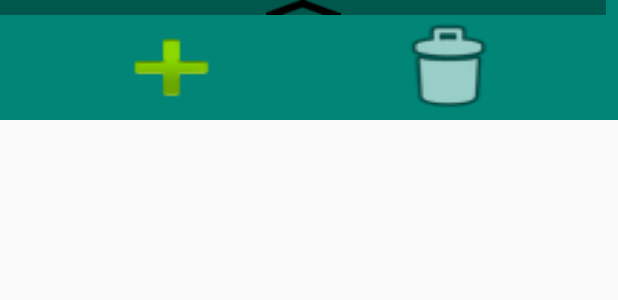
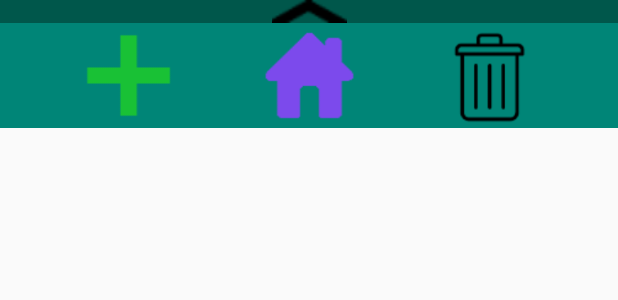
Before and after one commit to haydenjeanson/any_credit, an Android app: the layout bottom_action_bar.xml on its own in the app's theme, with its tools: preview values and no code run, on a phone screen of 412 x 824 dp. Shown: the top 300 px of the screen. Run offline under Robolectric (Android 15) with nearby library versions, the phone set to English and light mode, and no system bars.

Commit message:
Implemented delete store button and added unimplemented home button

```diff
--- a/app/src/main/res/layout/bottom_action_bar.xml
+++ b/app/src/main/res/layout/bottom_action_bar.xml
@@ -4,42 +4,53 @@
     xmlns:tools="http://schemas.android.com/tools"
     android:id="@+id/collapsingToolbarLayout"
     android:layout_width="match_parent"
-    android:layout_height="80dp"
+    android:layout_height="85dp"
     android:background="@color/colorPrimary"
     android:columnCount="3"
     android:rowCount="2"
-    app:behavior_peekHeight="10dp"
+    app:behavior_peekHeight="15dp"
     app:layout_behavior="com.google.android.material.bottomsheet.BottomSheetBehavior">
+
+    <Button
+        android:id="@+id/btn_home"
+        android:layout_width="70dp"
+        android:layout_height="70dp"
+        android:background="@drawable/home"
+        app:layout_constraintBottom_toBottomOf="parent"
+        app:layout_constraintEnd_toStartOf="@+id/btn_delStore"
+        app:layout_constraintStart_toEndOf="@+id/btn_addStore"
+        app:layout_constraintTop_toBottomOf="@+id/arrow_image"
+        app:layout_constraintVertical_bias="0.0" />
 
     <ImageView
         android:id="@+id/arrow_image"
         android:layout_width="match_parent"
         android:layout_height="wrap_content"
-        android:layout_marginEnd="8dp"
-        android:layout_marginRight="8dp"
         android:background="@color/colorPrimaryDark"
+        app:layout_constraintBottom_toTopOf="@+id/btn_delStore"
         app:layout_constraintEnd_toEndOf="parent"
-        app:srcCompat="@drawable/arrow" />
+        app:layout_constraintStart_toStartOf="parent"
+        app:layout_constraintTop_toTopOf="parent"
+        app:srcCompat="@drawable/arrow"
+        android:contentDescription="@string/arrow_to_pull"/>
 
     <Button
         android:id="@+id/btn_delStore"
-        android:layout_width="wrap_content"
+        android:layout_width="70dp"
         android:layout_height="70dp"
-        android:background="@android:drawable/ic_menu_delete"
+        android:background="@drawable/delete"
         app:layout_constraintBottom_toBottomOf="parent"
         app:layout_constraintEnd_toEndOf="parent"
-        app:layout_constraintStart_toEndOf="@+id/btn_addStore"
+        app:layout_constraintStart_toEndOf="@+id/btn_home"
         app:layout_constraintTop_toBottomOf="@+id/arrow_image" />
 
     <Button
         android:id="@+id/btn_addStore"
-        android:layout_width="90dp"
+        android:layout_width="70dp"
         android:layout_height="70dp"
-        android:layout_marginEnd="26dp"
-        android:layout_marginRight="26dp"
-        android:background="@android:drawable/ic_input_add"
+        android:background="@drawable/add"
         app:layout_constraintBottom_toBottomOf="parent"
-        app:layout_constraintEnd_toStartOf="@+id/btn_delStore"
+        app:layout_constraintEnd_toStartOf="@+id/btn_home"
         app:layout_constraintStart_toStartOf="parent"
         app:layout_constraintTop_toBottomOf="@+id/arrow_image" />
 
--- a/app/src/main/res/values/strings.xml
+++ b/app/src/main/res/values/strings.xml
@@ -31,4 +31,5 @@
     <string name="credit_label">credit label</string>
     <string name="add_credit">Add Credit</string>
     <string name="remove_credit">Remove Credit</string>
+    <string name="arrow_to_pull">Arrow to pull</string>
 </resources>
```
Also changed, not shown: app/src/main/java/com/any_credit/MainActivity.java (+34 -3 lines), app/src/main/java/com/any_credit/StoreSave.java (+6 -7 lines), app/src/main/res/drawable/add.png (added), app/src/main/res/drawable/arrow.png, app/src/main/res/drawable/delete.png (added), app/src/main/res/drawable/home.png (added).
